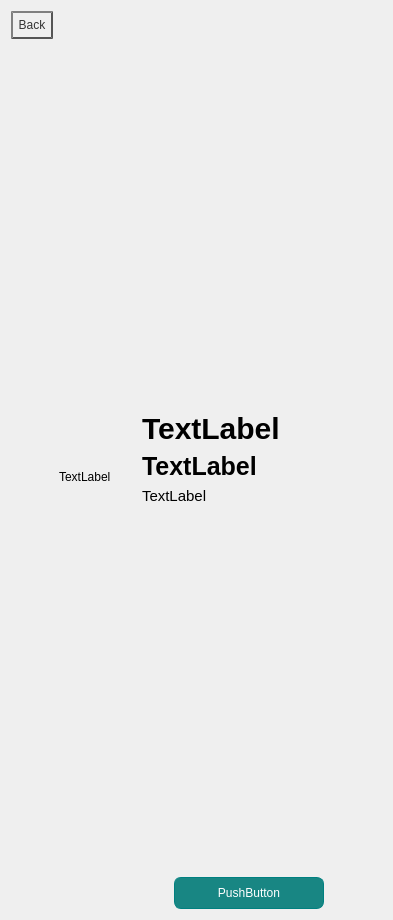
Qt form OnLib/OnLib/BookDetails.ui (Andrew-Gh21/OnLib) before a commit.
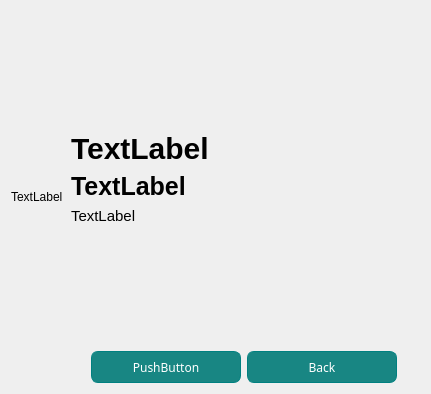
The same form after that commit.

Commit message: Book details page stylesheet

Patch:
```diff
--- a/OnLib/OnLib/BookDetails.ui
+++ b/OnLib/OnLib/BookDetails.ui
@@ -6,8 +6,8 @@
    <rect>
     <x>0</x>
     <y>0</y>
-    <width>393</width>
-    <height>920</height>
+    <width>431</width>
+    <height>394</height>
    </rect>
   </property>
   <property name="minimumSize">
@@ -27,53 +27,12 @@
      </property>
      <property name="sizeHint" stdset="0">
       <size>
-       <width>40</width>
+       <width>0</width>
        <height>20</height>
       </size>
      </property>
     </spacer>
    </item>
-   <item row="0" column="0">
-    <widget class="QPushButton" name="backButton">
-     <property name="maximumSize">
-      <size>
-       <width>50</width>
-       <height>16777215</height>
-      </size>
-     </property>
-     <property name="styleSheet">
-      <string notr="true">QPushButton {
-    color: #333;
-    border: 2px solid #555;
-    border-radius: 20px;
-    border-style: outset;
-    background: qradialgradient(
-        cx: 0.3, cy: -0.4, fx: 0.3, fy: -0.4,
-        radius: 1.35, stop: 0 #fff, stop: 1 #888
-        );
-    padding: 5px;
-    }
-
-QPushButton:hover {
-    background: qradialgradient(
-        cx: 0.3, cy: -0.4, fx: 0.3, fy: -0.4,
-        radius: 1.35, stop: 0 #fff, stop: 1 #bbb
-        );
-    }
-
-QPushButton:pressed {
-    border-style: inset;
-    background: qradialgradient(
-        cx: 0.4, cy: -0.1, fx: 0.4, fy: -0.1,
-        radius: 1.35, stop: 0 #fff, stop: 1 #ddd
-        );
-    }</string>
-     </property>
-     <property name="text">
-      <string>Back</string>
-     </property>
-    </widget>
-   </item>
    <item row="1" column="14">
     <spacer name="horizontalSpacer_4">
      <property name="orientation">
@@ -89,7 +48,7 @@
    </item>
    <item row="1" column="1">
     <layout class="QGridLayout" name="gridLayout">
-     <item row="0" column="1">
+     <item row="1" column="1">
       <widget class="QLabel" name="cover">
        <property name="minimumSize">
         <size>
@@ -200,6 +159,14 @@
            <height>0</height>
           </size>
          </property>
+         <property name="font">
+          <font>
+           <family>Franklin Gothic Demi</family>
+           <pointsize>9</pointsize>
+           <weight>50</weight>
+           <bold>false</bold>
+          </font>
+         </property>
          <property name="styleSheet">
           <string notr="true">QPushButton { color: white;
 background-color:  #188683;
@@ -240,6 +207,74 @@
          </property>
         </widget>
        </item>
+       <item>
+        <widget class="QPushButton" name="backButton">
+         <property name="sizePolicy">
+          <sizepolicy hsizetype="Minimum" vsizetype="Minimum">
+           <horstretch>0</horstretch>
+           <verstretch>0</verstretch>
+          </sizepolicy>
+         </property>
+         <property name="minimumSize">
+          <size>
+           <width>150</width>
+           <height>0</height>
+          </size>
+         </property>
+         <property name="maximumSize">
+          <size>
+           <width>50</width>
+           <height>16777215</height>
+          </size>
+         </property>
+         <property name="font">
+          <font>
+           <family>Franklin Gothic Demi</family>
+           <pointsize>9</pointsize>
+           <weight>50</weight>
+           <bold>false</bold>
+          </font>
+         </property>
+         <property name="styleSheet">
+          <string notr="true">QPushButton { color: white;
+background-color:  #188683;
+border: 1px solid #008080;
+border-top-left-radius: 7px;
+border-top-right-radius: 7px;
+border-bottom-left-radius: 7px;
+border-bottom-right-radius: 7px;
+height: 30;
+width: 50;
+}
+
+QPushButton:hover { color: white;
+background-color: #009999;
+border: 1px solid #008080;
+border-top-left-radius: 7px;
+border-top-right-radius: 7px;
+border-bottom-left-radius: 7px;
+border-bottom-right-radius: 7px;
+height: 30;
+width: 50;
+}
+
+QPushButton:pressed { color: white;
+background-color: #004d4d;
+border: 1px solid #008080;
+border-top-left-radius: 7px;
+border-top-right-radius: 7px;
+border-bottom-left-radius: 7px;
+border-bottom-right-radius: 7px;
+height: 30;
+width: 50;
+}
+</string>
+         </property>
+         <property name="text">
+          <string>Back</string>
+         </property>
+        </widget>
+       </item>
        <item>
         <spacer name="horizontalSpacer_2">
          <property name="orientation">
```
The commit also changes 4 other files.
